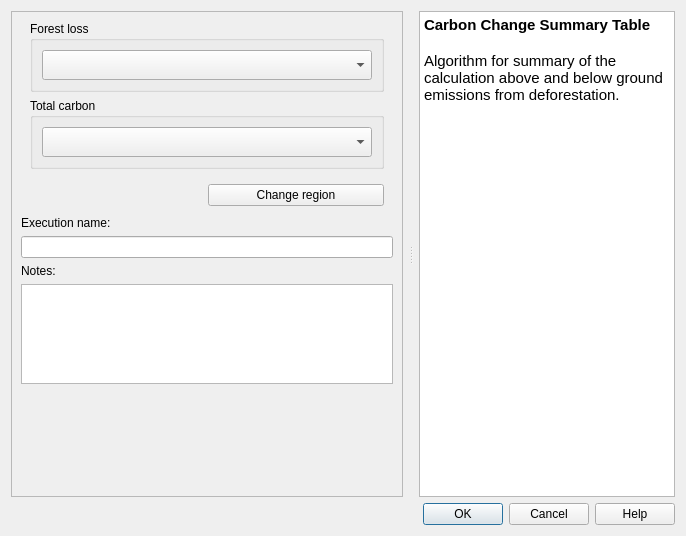
Qt form LDMP/gui/DlgCalculateTCSummaryTable.ui (ConservationInternational/trends.earth) before a commit.
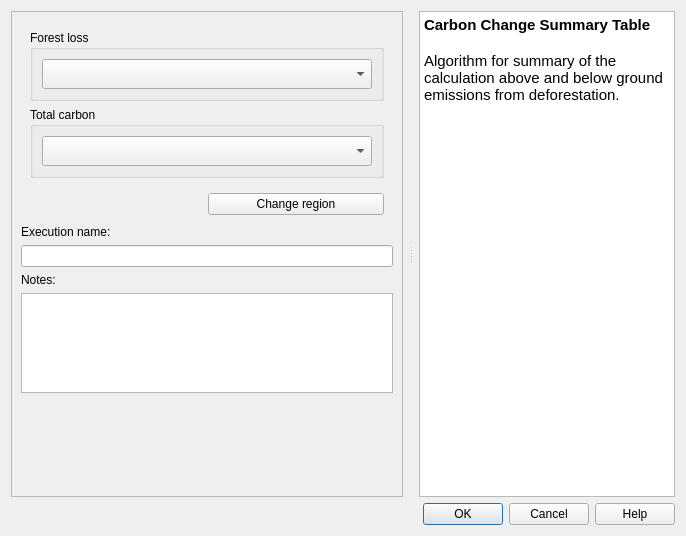
The same form after that commit. Custom widgets are drawn as their Qt base class.

Commit message: added scroll area in all algorithm execution dialogs

```diff
--- a/LDMP/gui/DlgCalculateTCSummaryTable.ui
+++ b/LDMP/gui/DlgCalculateTCSummaryTable.ui
@@ -36,24 +36,39 @@
        </sizepolicy>
       </property>
       <property name="frameShape">
-       <enum>QFrame::StyledPanel</enum>
+       <enum>QFrame::NoFrame</enum>
       </property>
       <property name="frameShadow">
        <enum>QFrame::Raised</enum>
       </property>
       <layout class="QVBoxLayout" name="verticalLayout_3">
        <property name="leftMargin">
-        <number>9</number>
+        <number>0</number>
        </property>
        <property name="topMargin">
         <number>0</number>
        </property>
        <property name="rightMargin">
-        <number>9</number>
+        <number>0</number>
        </property>
        <property name="bottomMargin">
-        <number>4</number>
+        <number>0</number>
        </property>
+       <item>
+        <widget class="QScrollArea" name="scrollArea">
+         <property name="widgetResizable">
+          <bool>true</bool>
+         </property>
+         <widget class="QWidget" name="scrollAreaWidgetContents">
+          <property name="geometry">
+           <rect>
+            <x>0</x>
+            <y>0</y>
+            <width>394</width>
+            <height>485</height>
+           </rect>
+          </property>
+          <layout class="QVBoxLayout" name="verticalLayout_2">
        <item>
         <widget class="QFrame" name="setup_frame">
          <property name="frameShape">
@@ -250,10 +265,14 @@
          <property name="sizeHint" stdset="0">
           <size>
            <width>20</width>
-           <height>40</height>
+               <height>67</height>
           </size>
          </property>
         </spacer>
+           </item>
+          </layout>
+         </widget>
+        </widget>
        </item>
       </layout>
      </widget>
```
Lines whose indentation alone changed are shown as unchanged. The commit also changes 12 other files.
